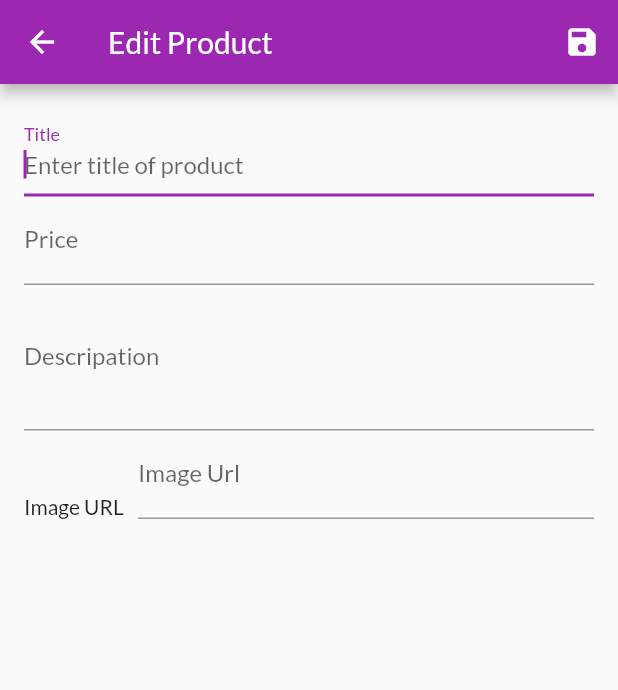
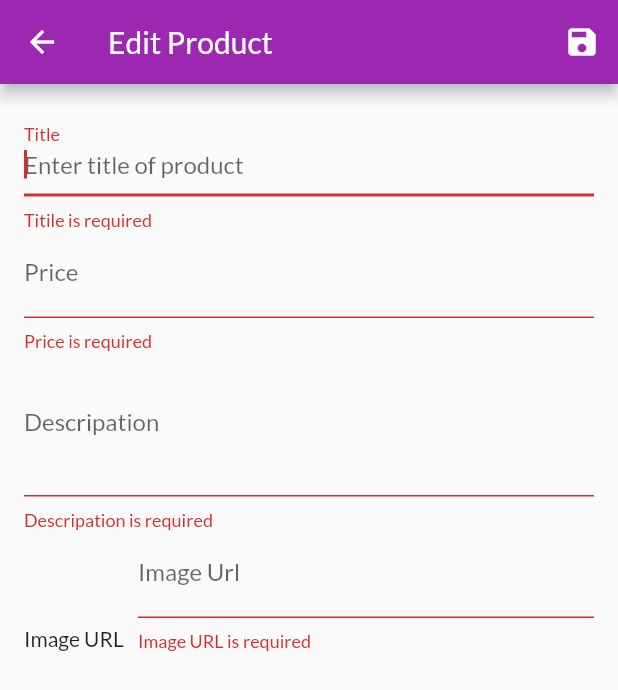
Before and after one commit to abhi2718/flutter_shop_app, a Flutter app: the EditProductScreen screen opened by its route, after a tap on the "save" icon, on a phone screen of 412 x 824 dp. Shown: the top 690 px of the screen. Run offline on Flutter 3.47's test engine with Material 2 defaults, Android fonts, the phone set to English and light mode, and no system bars; missing offline and left inert: dart:ffi; network calls fail.

Commit message:
adding validation

```diff
--- a/lib/screens/edit_product_screen.dart
+++ b/lib/screens/edit_product_screen.dart
@@ -38,6 +38,10 @@ class _EditProductScreenState extends State<EditProductScreen> {
   }
 
   void submitForm() {
+    final isValidate = _formKey.currentState!.validate();
+    if(isValidate){
+         return;
+    }
     _formKey.currentState?.save();
   }
 
@@ -61,16 +65,27 @@ class _EditProductScreenState extends State<EditProductScreen> {
             key: _formKey,
             child: ListView(children: [
               TextFormField(
+                autovalidateMode: AutovalidateMode.onUserInteraction,
                 decoration: const InputDecoration(
                     labelText: 'Title', hintText: 'Enter title of product'),
                 keyboardType: TextInputType.text,
                 textInputAction: TextInputAction.next,
                 focusNode: _titleFocusNode,
+                validator: (value) {
+                  if (value!.isEmpty) {
+                    return 'Titile is required';
+                  }
+                  if (value.length <= 4) {
+                    return 'Titile must be at least 4 characters';
+                  }
+                  return null;
+                },
                 onSaved: (value) {
                   print(value);
                 },
               ),
               TextFormField(
+                autovalidateMode: AutovalidateMode.onUserInteraction,
                 decoration: const InputDecoration(
                     labelText: 'Price', hintText: 'Enter price of product'),
                 keyboardType: TextInputType.number,
@@ -78,9 +93,22 @@ class _EditProductScreenState extends State<EditProductScreen> {
                 onSaved: (value) {
                   print(value);
                 },
+                validator: (value) {
+                  if (value!.isEmpty) {
+                    return 'Price is required';
+                  }
+                  if (double.tryParse(value) == null) {
+                    return 'Enter valid number';
+                  }
+                  if (double.parse(value) <= 0) {
+                    return 'Enter amount greater than zero';
+                  }
+                  return null;
+                },
                 // it will show the next button in keyboard
               ),
               TextFormField(
+                autovalidateMode: AutovalidateMode.onUserInteraction,
                 decoration: const InputDecoration(
                     labelText: 'Descripation',
                     hintText: 'Enter Descripation of product'),
@@ -93,6 +121,16 @@ class _EditProductScreenState extends State<EditProductScreen> {
                 },
                 onSaved: (value) {
                   print(value);
+                },
+                validator: (value) {
+                  if (value!.isEmpty) {
+                    return 'Descripation is required';
+                  }
+
+                  if (value.length <= 10) {
+                    return 'descripation  must be at least 10 characters';
+                  }
+                  return null;
                 },
               ),
               Row(crossAxisAlignment: CrossAxisAlignment.end, children: [
@@ -109,6 +147,7 @@ class _EditProductScreenState extends State<EditProductScreen> {
                   flex: 4,
                   fit: FlexFit.tight,
                   child: TextFormField(
+                    autovalidateMode: AutovalidateMode.onUserInteraction,
                     decoration: const InputDecoration(
                       labelText: 'Image Url',
                       hintText: 'Image URL',
@@ -123,6 +162,20 @@ class _EditProductScreenState extends State<EditProductScreen> {
                     onSaved: (value) {
                       print(value);
                     },
+                    validator: (value) {
+                      if (value!.isEmpty) {
+                        return 'Image URL is required';
+                      }
+
+                      if (!value.startsWith('https://') &&
+                          !value.startsWith('http://')) {
+                        return 'Please enter valid image URL';
+                      }
+                      if(!value.endsWith('.png')&&!value.endsWith('.jpg')&&!value.endsWith('.jpeg')){
+                        return 'Please enter valid image URL';
+                      }
+                      return null;
+                    },
                   ),
                 )
               ])
```
